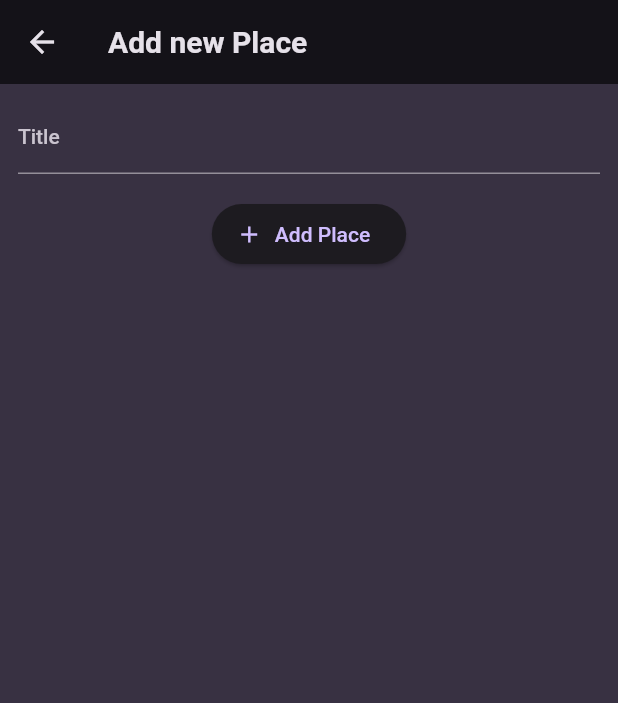
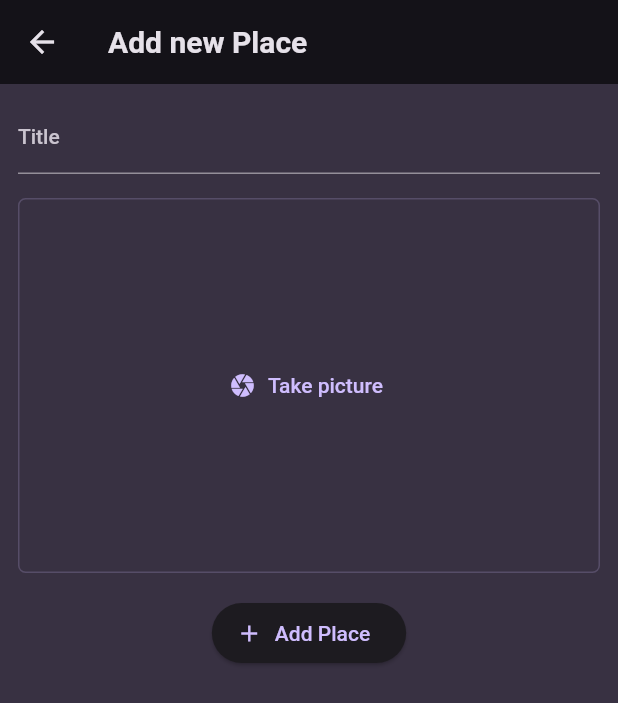
Before and after one commit to jpenna/udemy_flutter, a Flutter app: the screen it shows after launch, after a tap on the "add" icon, on a phone screen of 412 x 824 dp. Shown: the top 703 px of the screen. Run offline on Flutter 3.47's test engine with Material 2 defaults, Android fonts, the phone set to English and light mode, and no system bars; our stand-ins replace flutter_riverpod, google_fonts, image_picker.

Commit message:
take picture

```diff
--- a/lib/models/place.dart
+++ b/lib/models/place.dart
@@ -1,10 +1,13 @@
+import 'dart:io';
+
 import 'package:uuid/uuid.dart';
 
 const uuid = Uuid();
 
 class Place {
-  Place({required this.title}) : id = uuid.v4();
+  Place({required this.title, required this.image}) : id = uuid.v4();
 
   final String id;
   final String title;
+  final File image;
 }
--- a/lib/providers/user_places.dart
+++ b/lib/providers/user_places.dart
@@ -1,3 +1,5 @@
+import 'dart:io';
+
 import 'package:flutter_riverpod/flutter_riverpod.dart';
 
 import 'package:favorite_places/models/place.dart';
@@ -5,8 +7,8 @@ import 'package:favorite_places/models/place.dart';
 class UserPlacesNotifier extends StateNotifier<List<Place>> {
   UserPlacesNotifier() : super(const []);
 
-  void addPlace(String title) {
-    final newPlace = Place(title: title);
+  void addPlace(String title, File image) {
+    final newPlace = Place(title: title, image: image);
     state = [newPlace, ...state];
   }
 }
--- a/lib/screens/add_place.dart
+++ b/lib/screens/add_place.dart
@@ -1,3 +1,6 @@
+import 'dart:io';
+
+import 'package:favorite_places/widgets/image_input.dart';
 import 'package:flutter/material.dart';
 import 'package:flutter_riverpod/flutter_riverpod.dart';
 
@@ -14,15 +17,18 @@ class AddPlaceScreen extends ConsumerStatefulWidget {
 
 class _AddPlaceScreenState extends ConsumerState<AddPlaceScreen> {
   final _titleController = TextEditingController();
+  File? _selectedImage;
 
   void _savePlace() {
     final enteredTitle = _titleController.text;
 
-    if (enteredTitle.isEmpty) {
+    if (enteredTitle.isEmpty || _selectedImage == null) {
       return;
     }
 
-    ref.read(userPlacesProvider.notifier).addPlace(enteredTitle);
+    ref
+        .read(userPlacesProvider.notifier)
+        .addPlace(enteredTitle, _selectedImage!);
 
     Navigator.of(context).pop();
   }
@@ -51,6 +57,12 @@ class _AddPlaceScreenState extends ConsumerState<AddPlaceScreen> {
               ),
             ),
             const SizedBox(height: 16),
+            ImageInput(
+              onPickImage: (image) {
+                _selectedImage = image;
+              },
+            ),
+            const SizedBox(height: 16),
             ElevatedButton.icon(
               onPressed: _savePlace,
               icon: const Icon(Icons.add),
--- a/lib/screens/places.dart
+++ b/lib/screens/places.dart
@@ -28,8 +28,11 @@ class PlacesScreen extends ConsumerWidget {
           ),
         ],
       ),
-      body: PlacesList(
-        places: userPlaces,
+      body: Padding(
+        padding: const EdgeInsets.all(8.0),
+        child: PlacesList(
+          places: userPlaces,
+        ),
       ),
     );
   }
--- /dev/null
+++ b/lib/widgets/image_input.dart
@@ -0,0 +1,66 @@
+import 'dart:io';
+
+import 'package:flutter/material.dart';
+import 'package:image_picker/image_picker.dart';
+
+class ImageInput extends StatefulWidget {
+  const ImageInput({super.key, required this.onPickImage});
+
+  final void Function(File image) onPickImage;
+
+  @override
+  State<ImageInput> createState() => _ImageInputState();
+}
+
+class _ImageInputState extends State<ImageInput> {
+  File? _pickedPicture;
+
+  void _takePicture() async {
+    final imagePicker = ImagePicker();
+    final selectedImage =
+        await imagePicker.pickImage(source: ImageSource.camera, maxWidth: 600);
+
+    if (selectedImage == null) {
+      return;
+    }
+
+    setState(() {
+      _pickedPicture = File(selectedImage.path);
+    });
+
+    widget.onPickImage(_pickedPicture!);
+  }
+
+  @override
+  Widget build(BuildContext context) {
+    Widget content = _pickedPicture != null
+        ? GestureDetector(
+            onTap: _takePicture,
+            child: Image.file(
+              _pickedPicture!,
+              fit: BoxFit.cover,
+              height: double.infinity,
+              width: double.infinity,
+            ),
+          )
+        : TextButton.icon(
+            icon: const Icon(Icons.camera),
+            label: const Text('Take picture'),
+            onPressed: _takePicture,
+          );
+
+    return Container(
+      alignment: Alignment.center,
+      height: 250,
+      width: double.infinity,
+      decoration: BoxDecoration(
+        borderRadius: const BorderRadius.all(Radius.circular(5)),
+        border: Border.all(
+          width: 1,
+          color: Theme.of(context).colorScheme.primary.withOpacity(0.2),
+        ),
+      ),
+      child: content,
+    );
+  }
+}
--- a/lib/widgets/places_list.dart
+++ b/lib/widgets/places_list.dart
@@ -24,6 +24,10 @@ class PlacesList extends StatelessWidget {
     return ListView.builder(
       itemCount: places.length,
       itemBuilder: (ctx, index) => ListTile(
+        leading: CircleAvatar(
+          radius: 26,
+          backgroundImage: FileImage(places[index].image),
+        ),
         title: Text(
           places[index].title,
           style: Theme.of(context).textTheme.titleMedium!.copyWith(
--- a/pubspec.yaml
+++ b/pubspec.yaml
@@ -39,6 +39,8 @@ dependencies:
   flutter_riverpod: ^2.4.6
   riverpod_annotation: ^2.3.1
   uuid: ^4.2.1
+  image_picker: ^1.0.4
+  location: ^5.0.3
 
 dev_dependencies:
   flutter_test:
```
Also changed, not shown: lib/screens/place_detail.dart (+7 -7 lines), pubspec.lock, 6 other files.
